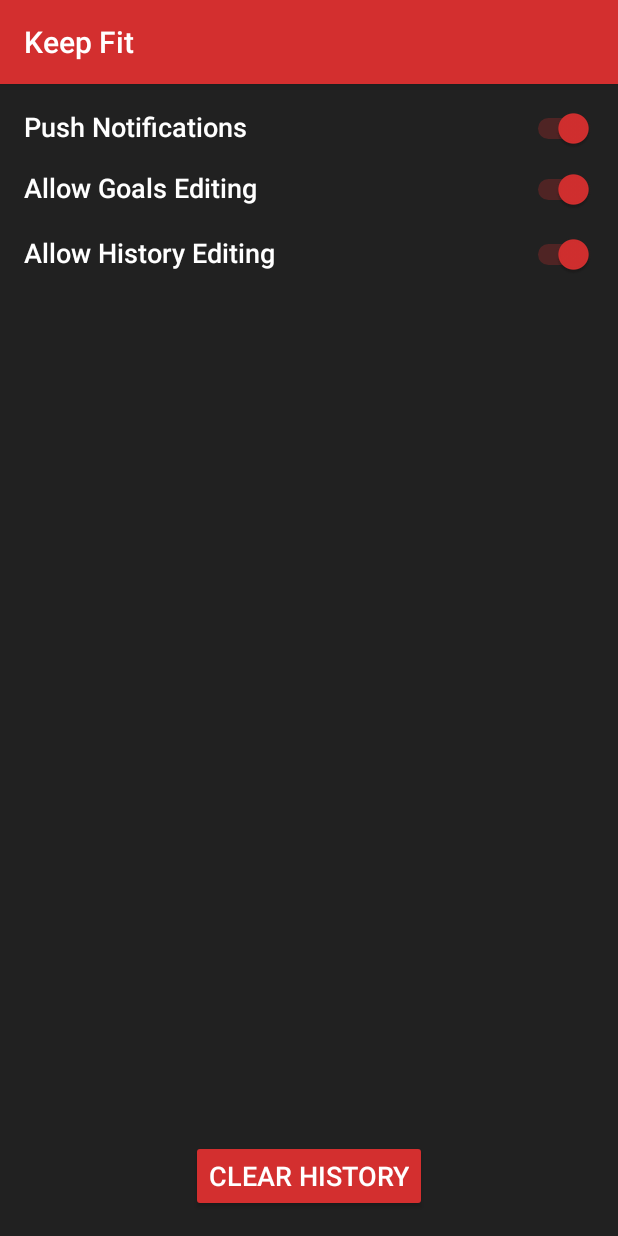
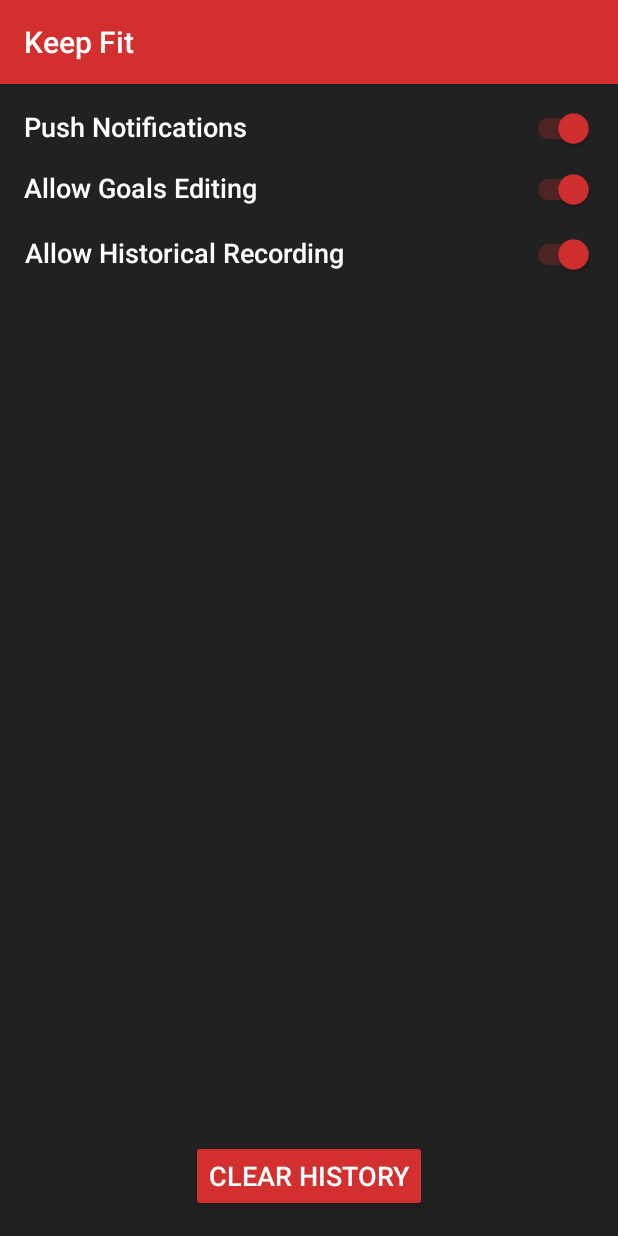
Before and after one commit to EanCo26/CotterIain_KeepFitApp, an Android app: the screen it shows after launch (SettingsActivity), in the options menu, after a tap on "Settings", on a phone screen of 412 x 824 dp. Run offline under Robolectric (Android 15) with nearby library versions, the phone set to English and light mode, and no system bars; our stand-ins replace Room's generated code.

Commit message:
Minor issue fixes

```diff
--- a/app/build.gradle
+++ b/app/build.gradle
@@ -7,7 +7,7 @@ android {
 
     defaultConfig {
         applicationId "me.uos.cotteriain_keepfitapp"
-        minSdkVersion 28
+        minSdkVersion 25
         targetSdkVersion 30
         versionCode 1
         versionName "1.0"
--- a/app/src/main/java/me/uos/cotteriain_keepfitapp/General/PopupWindow.java
+++ b/app/src/main/java/me/uos/cotteriain_keepfitapp/General/PopupWindow.java
@@ -4,6 +4,7 @@ import android.content.Context;
 import android.view.View;
 
 import androidx.appcompat.app.AlertDialog;
+import me.uos.cotteriain_keepfitapp.R;
 
 public class PopupWindow {
 
--- a/app/src/main/java/me/uos/cotteriain_keepfitapp/HistorySettings/HistoryAdapter.java
+++ b/app/src/main/java/me/uos/cotteriain_keepfitapp/HistorySettings/HistoryAdapter.java
@@ -60,6 +60,7 @@ public class HistoryAdapter extends RecyclerView.Adapter<HistoryAdapter.ViewHold
             stepsTakenText = (TextView)itemView.findViewById(R.id.steps_num);
             goalStepsText = (TextView)itemView.findViewById(R.id.goal_steps_num);
             progressBar = (ProgressBar) itemView.findViewById(R.id.completion_bar);
+            progressBar.setProgress(0);
 
             itemView.setOnClickListener(new View.OnClickListener() {
                 @Override
--- a/app/src/main/res/layout/activity_main.xml
+++ b/app/src/main/res/layout/activity_main.xml
@@ -63,6 +63,7 @@
             android:layout_marginBottom="1dp"
             android:imeOptions="actionDone"
             android:inputType="number"
+            android:cursorVisible="false"
             android:background="@color/grey"
             app:layout_constraintBottom_toTopOf="@+id/divider"
             app:layout_constraintEnd_toEndOf="@+id/divider"
@@ -113,7 +114,7 @@
     <androidx.recyclerview.widget.RecyclerView
         android:id="@+id/recycle_view"
         android:layout_width="match_parent"
-        android:layout_height="wrap_content"
+        android:layout_height="0dp"
         android:padding="8dp"
         app:layout_constraintStart_toStartOf="parent"
         app:layout_constraintEnd_toEndOf="parent"
--- a/app/src/main/res/layout/activity_settings.xml
+++ b/app/src/main/res/layout/activity_settings.xml
@@ -46,7 +46,7 @@
         android:layout_margin="16dp"
         app:layout_constraintTop_toBottomOf="@+id/goals_setting"
         app:layout_constraintStart_toStartOf="parent"
-        android:text="Allow History Editing"/>
+        android:text="Allow Historical Recording"/>
 
     <Switch
         android:id="@+id/history_rec_setting"
--- a/app/src/main/res/layout/clear_history_popup.xml
+++ b/app/src/main/res/layout/clear_history_popup.xml
@@ -14,7 +14,7 @@
         app:layout_constraintTop_toTopOf="parent"
         app:layout_constraintStart_toStartOf="parent"
         app:layout_constraintEnd_toEndOf="parent"
-        android:text="Please Confirm Clearing of History?"/>
+        android:text="Please Confirm Clearing of History"/>
 
     <Button
         android:id="@+id/yes"
--- /dev/null
+++ b/app/src/main/res/values/default.xml
@@ -0,0 +1,4 @@
+<?xml version="1.0" encoding="utf-8"?>
+<resources>
+    <integer name="default_activity">-1</integer>
+</resources>
--- a/app/src/main/res/values/strings.xml
+++ b/app/src/main/res/values/strings.xml
@@ -3,10 +3,10 @@
     <string name="activity">Activity</string>
     <string name="history">History</string>
     <string name="settings">Settings</string>
-    <string name="pref_file_key">me.uos.cotteriain_keepfitapp.TrialKey</string>
-    <string name="current_activity">me.uos.cotteriain_keepfitapp.CurrentActivityIndex</string>
-    <string name="activity_date">me.uos.cotteriain_keepfitapp.ActivityDate</string>
-    <string name="current_steps">me.uos.cotteriain_keepfitapp.CurrentSteps</string>
-    <string name="setting_goals_editable">me.uos.cotteriain_keepfitapp.GoalsEditable</string>
-    <string name="setting_history_editable">me.uos.cotteriain_keepfitapp.HistoryEditable</string>
+    <string name="pref_file_key" translatable="false">me.uos.cotteriain_keepfitapp.TrialKey</string>
+    <string name="current_activity" translatable="false">me.uos.cotteriain_keepfitapp.CurrentActivityIndex</string>
+    <string name="activity_date" translatable="false">me.uos.cotteriain_keepfitapp.ActivityDate</string>
+    <string name="current_steps" translatable="false">me.uos.cotteriain_keepfitapp.CurrentSteps</string>
+    <string name="setting_goals_editable" translatable="false">me.uos.cotteriain_keepfitapp.GoalsEditable</string>
+    <string name="setting_history_editable" translatable="false">me.uos.cotteriain_keepfitapp.HistoryEditable</string>
 </resources>
```
Also changed, not shown: app/src/main/java/me/uos/cotteriain_keepfitapp/MainActivity.java (+33 -9 lines), app/src/main/res/layout/goal_element.xml (+4 -6 lines), app/src/main/res/layout/history_element.xml (+8 -6 lines).
